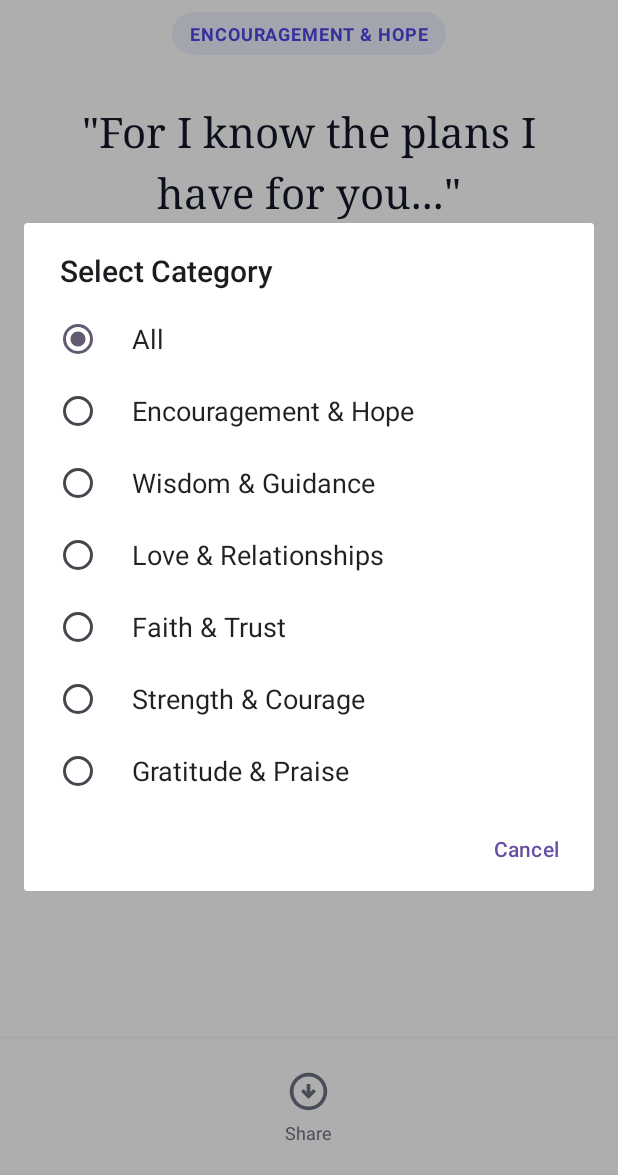
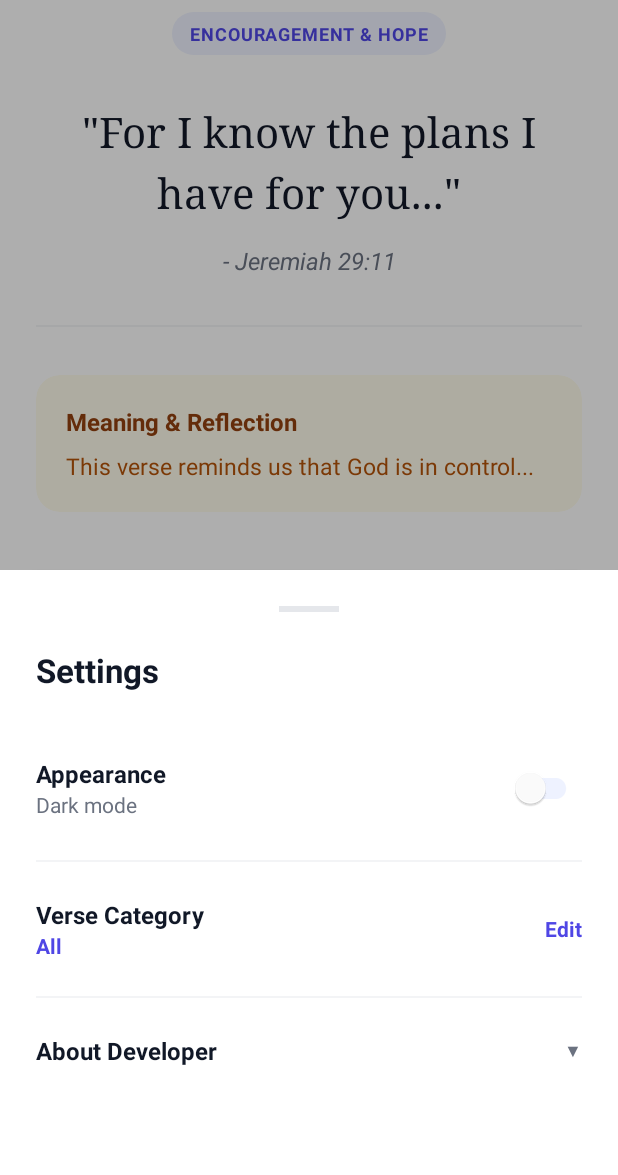
Before and after one commit to j-j-j-github/DAILYVERSE, an Android app: the screen it shows after launch (MainActivity), after a tap on "Settings", on a phone screen of 412 x 824 dp, the part 61-1236 px from its top. Run offline under Robolectric (Android 15) with nearby library versions, the phone set to English and light mode, and no system bars.

Commit message:
Enhanced Settings page.

```diff
--- a/app/src/main/java/com/example/dailyverse/MainActivity.kt
+++ b/app/src/main/java/com/example/dailyverse/MainActivity.kt
@@ -1,12 +1,19 @@
 package com.example.dailyverse
 
 import android.content.Intent
+import android.content.res.ColorStateList
 import android.os.Bundle
+import android.view.Gravity
+import android.view.View
 import android.widget.ImageView
 import android.widget.LinearLayout
 import android.widget.TextView
 import androidx.appcompat.app.AlertDialog
 import androidx.appcompat.app.AppCompatActivity
+import androidx.appcompat.app.AppCompatDelegate
+import androidx.core.content.ContextCompat
+import com.google.android.material.bottomsheet.BottomSheetDialog
+import com.google.android.material.switchmaterial.SwitchMaterial
 
 class MainActivity : AppCompatActivity() {
 
@@ -24,14 +31,16 @@ class MainActivity : AppCompatActivity() {
         setContentView(R.layout.activity_main)
 
         repo = VerseRepository(this)
+
+        // Force Light Mode
+        AppCompatDelegate.setDefaultNightMode(AppCompatDelegate.MODE_NIGHT_NO)
+
         loadContent()
 
-        // Settings Button -> Opens Simple Selection Dialog
         findViewById<ImageView>(R.id.btnSettings).setOnClickListener {
-            showGenreSelector()
+            showSettingsBottomSheet()
         }
 
-        // Share Button -> Opens System Share Sheet
         findViewById<LinearLayout>(R.id.btnShare).setOnClickListener {
             shareVerse()
         }
@@ -47,21 +56,129 @@ class MainActivity : AppCompatActivity() {
         }
     }
 
-    private fun showGenreSelector() {
+    private fun showSettingsBottomSheet() {
+        val dialog = BottomSheetDialog(this)
+        val view = layoutInflater.inflate(R.layout.bottom_sheet_settings, null)
+        dialog.setContentView(view)
+
+        // 1. Dark Mode Toggle
+        val switchDark = view.findViewById<SwitchMaterial>(R.id.switchDarkMode)
+        switchDark.isChecked = repo.isDarkMode()
+        switchDark.setOnCheckedChangeListener { _, isChecked ->
+            repo.saveDarkMode(isChecked)
+            view.postDelayed({
+                if (isChecked) AppCompatDelegate.setDefaultNightMode(AppCompatDelegate.MODE_NIGHT_YES)
+                else AppCompatDelegate.setDefaultNightMode(AppCompatDelegate.MODE_NIGHT_NO)
+                dialog.dismiss()
+            }, 300)
+        }
+
+        // 2. Genre Selector
+        val btnGenre = view.findViewById<LinearLayout>(R.id.btnSelectGenre)
+        val tvCurrent = view.findViewById<TextView>(R.id.tvCurrentGenreSettings)
+        tvCurrent.text = repo.getGenrePreference()
+
+        btnGenre.setOnClickListener {
+            dialog.dismiss()
+            // Slight delay for smooth transition (Sheet down -> Sheet up)
+            window.decorView.postDelayed({ showNiceGenreSelector() }, 150)
+        }
+
+        // 3. About Developer
+        val btnAbout = view.findViewById<LinearLayout>(R.id.btnAboutDev)
+        val layoutDetails = view.findViewById<LinearLayout>(R.id.layoutDevDetails)
+        val iconExpand = view.findViewById<TextView>(R.id.iconExpandDev)
+
+        btnAbout.setOnClickListener {
+            if (layoutDetails.visibility == View.VISIBLE) {
+                layoutDetails.visibility = View.GONE
+                iconExpand.text = "▼"
+            } else {
+                layoutDetails.alpha = 0f
+                layoutDetails.visibility = View.VISIBLE
+                layoutDetails.animate().alpha(1f).setDuration(300).start()
+                iconExpand.text = "▲"
+            }
+        }
+
+        dialog.show()
+    }
+
+    private fun showNiceGenreSelector() {
+        // CHANGED: Use BottomSheetDialog for smooth transition
+        val dialog = BottomSheetDialog(this)
+        val view = layoutInflater.inflate(R.layout.dialog_genre_selection, null)
+        dialog.setContentView(view)
+
+        val container = view.findViewById<LinearLayout>(R.id.genreListContainer)
+        val btnClose = view.findViewById<TextView>(R.id.btnCloseDialog)
+
         val currentGenre = repo.getGenrePreference()
-        var checkedItem = genres.indexOfFirst { it.equals(currentGenre, ignoreCase = true) }
-        if (checkedItem < 0) checkedItem = 0
 
-        AlertDialog.Builder(this)
-            .setTitle("Select Category")
-            .setSingleChoiceItems(genres, checkedItem) { dialog, which ->
-                val selected = genres[which]
-                repo.saveGenrePreference(selected)
-                loadContent()
+        for (genre in genres) {
+            val isSelected = genre.equals(currentGenre, ignoreCase = true)
+
+            // Row Container
+            val itemLayout = LinearLayout(this).apply {
+                orientation = LinearLayout.HORIZONTAL
+                gravity = Gravity.CENTER_VERTICAL
+                setPadding(48, 32, 48, 32)
+
+                // Highlight background if selected
+                if (isSelected) {
+                    background = ContextCompat.getDrawable(this@MainActivity, R.drawable.bg_badge)
+                    backgroundTintList = ColorStateList.valueOf(ContextCompat.getColor(this@MainActivity, R.color.brand_light))
+                } else {
+                    background = ContextCompat.getDrawable(this@MainActivity, android.R.color.transparent)
+                }
+
+                val params = LinearLayout.LayoutParams(
+                    LinearLayout.LayoutParams.MATCH_PARENT,
+                    LinearLayout.LayoutParams.WRAP_CONTENT
+                )
+                params.setMargins(0, 8, 0, 8)
+                layoutParams = params
+            }
+
+            // Genre Text
+            val tv = TextView(this).apply {
+                text = genre
+                textSize = 16f
+                if (isSelected) {
+                    setTextColor(ContextCompat.getColor(this@MainActivity, R.color.brand_primary))
+                    typeface = android.graphics.Typeface.DEFAULT_BOLD
+                } else {
+                    setTextColor(ContextCompat.getColor(this@MainActivity, R.color.text_primary))
+                    typeface = android.graphics.Typeface.DEFAULT
+                }
+                layoutParams = LinearLayout.LayoutParams(0, LinearLayout.LayoutParams.WRAP_CONTENT, 1f)
+            }
+            itemLayout.addView(tv)
+
+            // CLEANER CHECKMARK
+            if (isSelected) {
+                val check = ImageView(this).apply {
+                    setImageResource(R.drawable.ic_check) // Using new clean icon
+                    setColorFilter(ContextCompat.getColor(this@MainActivity, R.color.brand_primary))
+                }
+                itemLayout.addView(check)
+            }
+
+            // Click Logic
+            itemLayout.setOnClickListener {
+                repo.saveGenrePreference(genre)
+                loadContent() // Updates home screen pill instantly
                 dialog.dismiss()
             }
-            .setNegativeButton("Cancel", null)
-            .show()
+
+            container.addView(itemLayout)
+        }
+
+        btnClose.setOnClickListener {
+            dialog.dismiss()
+        }
+
+        dialog.show()
     }
 
     private fun shareVerse() {
--- a/app/src/main/java/com/example/dailyverse/VerseRepository.kt
+++ b/app/src/main/java/com/example/dailyverse/VerseRepository.kt
@@ -10,24 +10,43 @@ class VerseRepository(private val context: Context) {
 
     private val prefs = context.getSharedPreferences("DailyVersePrefs", Context.MODE_PRIVATE)
 
-    // --- GENRE PREFERENCE ---
+    // --- DARK MODE LOGIC (Required to fix build errors) ---
+    fun saveDarkMode(enabled: Boolean) {
+        prefs.edit().putBoolean("pref_dark_mode", enabled).apply()
+    }
+
+    fun isDarkMode(): Boolean {
+        return prefs.getBoolean("pref_dark_mode", false)
+    }
+
+    // --- GENRE LOGIC ---
     fun saveGenrePreference(genre: String) {
         prefs.edit().putString("pref_genre", genre).apply()
-        forceNewVerse() // Refresh immediately when changed
+        forceNewVerse()
     }
 
     fun getGenrePreference(): String {
         return prefs.getString("pref_genre", "All") ?: "All"
     }
 
-    // --- DAILY LOGIC ---
+    // --- DAILY VERSE LOGIC ---
+    private fun forceNewVerse() {
+        val todayDate = SimpleDateFormat("yyyy-MM-dd", Locale.getDefault()).format(Date())
+        val newVerse = pickRandomVerse(getGenrePreference())
+        if (newVerse != null) {
+            saveVerse(newVerse, todayDate)
+        }
+    }
+
     fun getDailyVerse(): Verse? {
         val todayDate = SimpleDateFormat("yyyy-MM-dd", Locale.getDefault()).format(Date())
         val lastSavedDate = prefs.getString("saved_date", "")
 
         if (todayDate != lastSavedDate) {
             val newVerse = pickRandomVerse(getGenrePreference())
-            if (newVerse != null) saveVerse(newVerse, todayDate)
+            if (newVerse != null) {
+                saveVerse(newVerse, todayDate)
+            }
             return newVerse
         } else {
             val id = prefs.getInt("saved_id", -1)
@@ -43,12 +62,6 @@ class VerseRepository(private val context: Context) {
         }
     }
 
-    private fun forceNewVerse() {
-        val todayDate = SimpleDateFormat("yyyy-MM-dd", Locale.getDefault()).format(Date())
-        val newVerse = pickRandomVerse(getGenrePreference())
-        if (newVerse != null) saveVerse(newVerse, todayDate)
-    }
-
     private fun pickRandomVerse(genreFilter: String): Verse? {
         val jsonString = loadJSONFromAsset() ?: return null
         val candidates = ArrayList<Verse>()
@@ -58,15 +71,7 @@ class VerseRepository(private val context: Context) {
                 val obj = jsonArray.getJSONObject(i)
                 val vGenre = obj.getString("genre")
                 if (genreFilter == "All" || vGenre.equals(genreFilter, ignoreCase = true)) {
-                    candidates.add(
-                        Verse(
-                            id = obj.getInt("id"),
-                            text = obj.getString("text"),
-                            reference = obj.getString("reference"),
-                            genre = vGenre,
-                            explanation = obj.getString("explanation")
-                        )
-                    )
+                    candidates.add(Verse(obj.getInt("id"), obj.getString("text"), obj.getString("reference"), vGenre, obj.getString("explanation")))
                 }
             }
         } catch (e: Exception) { e.printStackTrace() }
--- /dev/null
+++ b/app/src/main/res/drawable/bg_dialog_rounded.xml
@@ -0,0 +1,5 @@
+<?xml version="1.0" encoding="utf-8"?>
+<shape xmlns:android="http://schemas.android.com/apk/res/android">
+    <solid android:color="@color/bg_main"/>
+    <corners android:radius="24dp"/>
+</shape>
--- /dev/null
+++ b/app/src/main/res/drawable/ic_check.xml
@@ -0,0 +1,9 @@
+<vector xmlns:android="http://schemas.android.com/apk/res/android"
+    android:width="24dp"
+    android:height="24dp"
+    android:viewportWidth="24"
+    android:viewportHeight="24">
+    <path
+        android:fillColor="#FF000000"
+        android:pathData="M9,16.17L4.83,12l-1.42,1.41L9,19 21,7l-1.41-1.41z"/>
+</vector>
--- /dev/null
+++ b/app/src/main/res/layout/bottom_sheet_settings.xml
@@ -0,0 +1,197 @@
+<?xml version="1.0" encoding="utf-8"?>
+<LinearLayout xmlns:android="http://schemas.android.com/apk/res/android"
+    xmlns:app="http://schemas.android.com/apk/res-auto"
+    android:layout_width="match_parent"
+    android:layout_height="wrap_content"
+    android:background="@color/bg_bottom_sheet"
+    android:orientation="vertical"
+    android:padding="24dp">
+
+    <!-- Handle Bar (Visual cue for dragging) -->
+    <View
+        android:layout_width="40dp"
+        android:layout_height="4dp"
+        android:layout_gravity="center"
+        android:background="#E5E7EB"
+        android:layout_marginBottom="24dp"/>
+
+    <TextView
+        android:layout_width="wrap_content"
+        android:layout_height="wrap_content"
+        android:text="Settings"
+        android:textColor="@color/text_primary"
+        android:textSize="22sp"
+        android:textStyle="bold"
+        android:layout_marginBottom="32dp"/>
+
+    <!-- 1. DARK MODE TOGGLE -->
+    <LinearLayout
+        android:layout_width="match_parent"
+        android:layout_height="wrap_content"
+        android:gravity="center_vertical"
+        android:orientation="horizontal"
+        android:paddingVertical="8dp">
+
+        <LinearLayout
+            android:layout_width="0dp"
+            android:layout_height="wrap_content"
+            android:layout_weight="1"
+            android:orientation="vertical">
+            <TextView
+                android:layout_width="wrap_content"
+                android:layout_height="wrap_content"
+                android:text="Appearance"
+                android:textColor="@color/text_primary"
+                android:textSize="16sp"
+                android:textStyle="bold"/>
+            <TextView
+                android:layout_width="wrap_content"
+                android:layout_height="wrap_content"
+                android:text="Dark mode"
+                android:textColor="@color/text_secondary"
+                android:textSize="14sp"/>
+        </LinearLayout>
+
+        <com.google.android.material.switchmaterial.SwitchMaterial
+            android:id="@+id/switchDarkMode"
+            android:layout_width="wrap_content"
+            android:layout_height="wrap_content"
+            app:thumbTint="@color/white"
+            app:trackTint="@color/brand_light"/>
+    </LinearLayout>
+
+    <View
+        android:layout_width="match_parent"
+        android:layout_height="1dp"
+        android:background="@color/divider"
+        android:layout_marginVertical="16dp"/>
+
+    <!-- 2. GENRE SELECTION -->
+    <LinearLayout
+        android:id="@+id/btnSelectGenre"
+        android:layout_width="match_parent"
+        android:layout_height="wrap_content"
+        android:gravity="center_vertical"
+        android:orientation="horizontal"
+        android:background="?attr/selectableItemBackground"
+        android:clickable="true"
+        android:paddingVertical="8dp">
+
+        <LinearLayout
+            android:layout_width="0dp"
+            android:layout_height="wrap_content"
+            android:layout_weight="1"
+            android:orientation="vertical">
+            <TextView
+                android:layout_width="wrap_content"
+                android:layout_height="wrap_content"
+                android:text="Verse Category"
+                android:textColor="@color/text_primary"
+                android:textSize="16sp"
+                android:textStyle="bold"/>
+            <TextView
+                android:id="@+id/tvCurrentGenreSettings"
+                android:layout_width="wrap_content"
+                android:layout_height="wrap_content"
+                android:text="All Categories"
+                android:textColor="@color/brand_primary"
+                android:textStyle="bold"
+                android:textSize="14sp"/>
+        </LinearLayout>
+
+        <TextView
+            android:layout_width="wrap_content"
+            android:layout_height="wrap_content"
+            android:text="Edit"
+            android:textColor="@color/brand_primary"
+            android:textStyle="bold"/>
+    </LinearLayout>
+
+    <View
+        android:layout_width="match_parent"
+        android:layout_height="1dp"
+        android:background="@color/divider"
+        android:layout_marginVertical="16dp"/>
+
+    <!-- 3. ABOUT DEVELOPER (Clickable Header) -->
+    <LinearLayout
+        android:id="@+id/btnAboutDev"
+        android:layout_width="match_parent"
+        android:layout_height="wrap_content"
+        android:gravity="center_vertical"
+        android:background="?attr/selectableItemBackground"
+        android:clickable="true"
+        android:paddingVertical="8dp">
+
+        <TextView
+            android:layout_width="0dp"
+            android:layout_height="wrap_content"
+            android:layout_weight="1"
+            android:text="About Developer"
+            android:textColor="@color/text_primary"
+            android:textSize="16sp"
+            android:textStyle="bold"/>
+
+        <!-- Simple arrow icon using text to avoid missing resources -->
+        <TextView
+            android:id="@+id/iconExpandDev"
+            android:layout_width="wrap_content"
+            android:layout_height="wrap_content"
+            android:text="▼"
+            android:textSize="12sp"
+            android:textColor="@color/text_secondary"/>
+    </LinearLayout>
+
+    <!-- HIDDEN DEVELOPER DETAILS (Reveals on click) -->
+    <LinearLayout
+        android:id="@+id/layoutDevDetails"
+        android:layout_width="match_parent"
+        android:layout_height="wrap_content"
+        android:orientation="horizontal"
+        android:gravity="center_vertical"
+        android:visibility="gone"
+        android:background="@drawable/bg_badge"
+        android:padding="16dp"
+        android:layout_marginTop="12dp">
+
+        <androidx.cardview.widget.CardView
+            android:layout_width="48dp"
+            android:layout_height="48dp"
+            app:cardCornerRadius="24dp"
+            app:cardElevation="0dp">
+            <ImageView
+                android:layout_width="match_parent"
+                android:layout_height="match_parent"
+                android:src="@drawable/img_profile"
+                android:scaleType="centerCrop"/>
+        </androidx.cardview.widget.CardView>
+
+        <LinearLayout
+            android:layout_width="wrap_content"
+            android:layout_height="wrap_content"
+            android:orientation="vertical"
+            android:layout_marginStart="16dp">
+
+            <TextView
+                android:layout_width="wrap_content"
+                android:layout_height="wrap_content"
+                android:text="Jeeval Jolly Jacob"
+                android:textColor="@color/brand_primary"
+                android:textStyle="bold"
+                android:textSize="16sp"/>
+
+            <TextView
+                android:layout_width="wrap_content"
+                android:layout_height="wrap_content"
+                android:text="Developer"
+                android:textColor="@color/text_secondary"
+                android:textSize="12sp"/>
+        </LinearLayout>
+    </LinearLayout>
+
+    <!-- Spacer for bottom padding -->
+    <Space
+        android:layout_width="match_parent"
+        android:layout_height="40dp"/>
+
+</LinearLayout>
--- a/app/src/main/res/values/colors.xml
+++ b/app/src/main/res/values/colors.xml
@@ -1,11 +1,29 @@
 <?xml version="1.0" encoding="utf-8"?>
 <resources>
+    <!-- Basic -->
     <color name="black">#FF000000</color>
     <color name="white">#FFFFFFFF</color>
+
+    <!-- Backgrounds (Required by Settings Sheet) -->
+    <color name="bg_main">#FFFFFFFF</color>
+    <color name="bg_surface">#FFFBEB</color>
+    <color name="bg_bottom_sheet">#FFFFFFFF</color>
+
+    <!-- Text Colors -->
+    <color name="text_primary">#111827</color>
+    <color name="text_secondary">#6B7280</color>
+
+    <!-- Brand Colors -->
+    <color name="brand_primary">#4F46E5</color>
+    <color name="brand_light">#EEF2FF</color>
+    <color name="accent_text">#92400E</color>
+    <color name="accent_subtext">#B45309</color>
+    <color name="divider">#F3F4F6</color>
+
+    <!-- Compatibility mappings -->
     <color name="indigo_600">#4F46E5</color>
     <color name="indigo_50">#EEF2FF</color>
     <color name="amber_50">#FFFBEB</color>
-    <color name="amber_100">#FEF3C7</color>
     <color name="amber_800">#92400E</color>
     <color name="gray_900">#111827</color>
     <color name="gray_500">#6B7280</color>
```
Also changed, not shown: app/src/main/res/layout/dialog_genre_selection.xml (added, +66 -0 lines).
